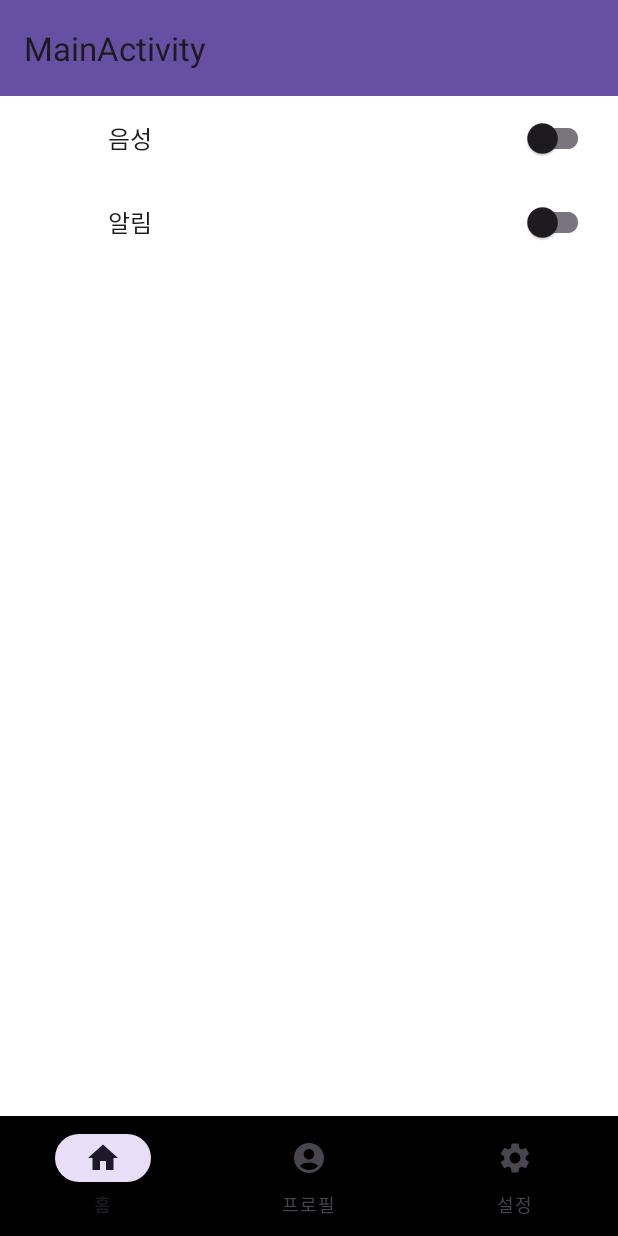
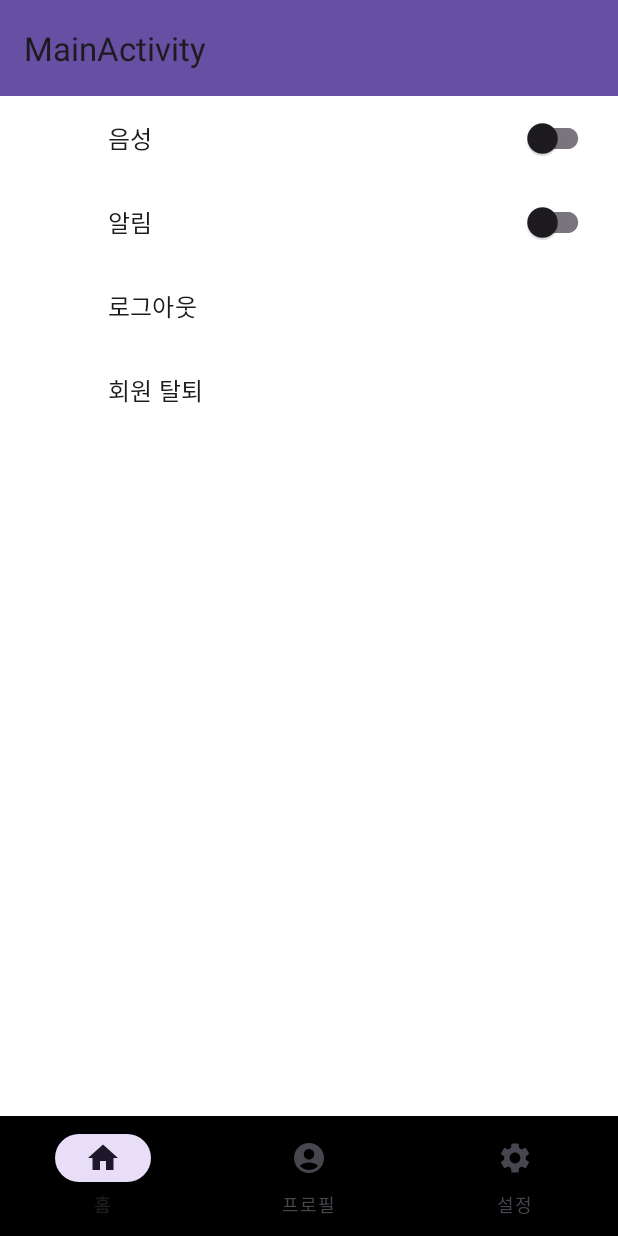
Before and after one commit to df2854/CapstoneDesign, an Android app: the fragment MainMenuSettingFragment placed in its activity, on a phone screen of 412 x 824 dp. Run offline under Robolectric (Android 15) with nearby library versions, the phone set to English and light mode, and no system bars; our stand-ins replace Firebase (no records; nobody signed in at launch, a user with empty details on screens opened directly), androidx.preference.

Commit message:
feat: 설정에 로그아웃, 회원 탈퇴 기능 추가

```diff
--- a/app/src/main/res/xml/preferences.xml
+++ b/app/src/main/res/xml/preferences.xml
@@ -10,4 +10,12 @@
         app:key="feedback"
         app:title="알림"/>
 
+    <Preference
+        app:key="logout"
+        app:title="로그아웃"/>
+
+    <Preference
+        app:key="delete_account"
+        app:title="회원 탈퇴"/>
+
 </PreferenceScreen>
```
Also changed, not shown: app/src/main/java/com/cookandroid/aerobicapplication/MainMenuSettingFragment.java (+75 -0 lines).
